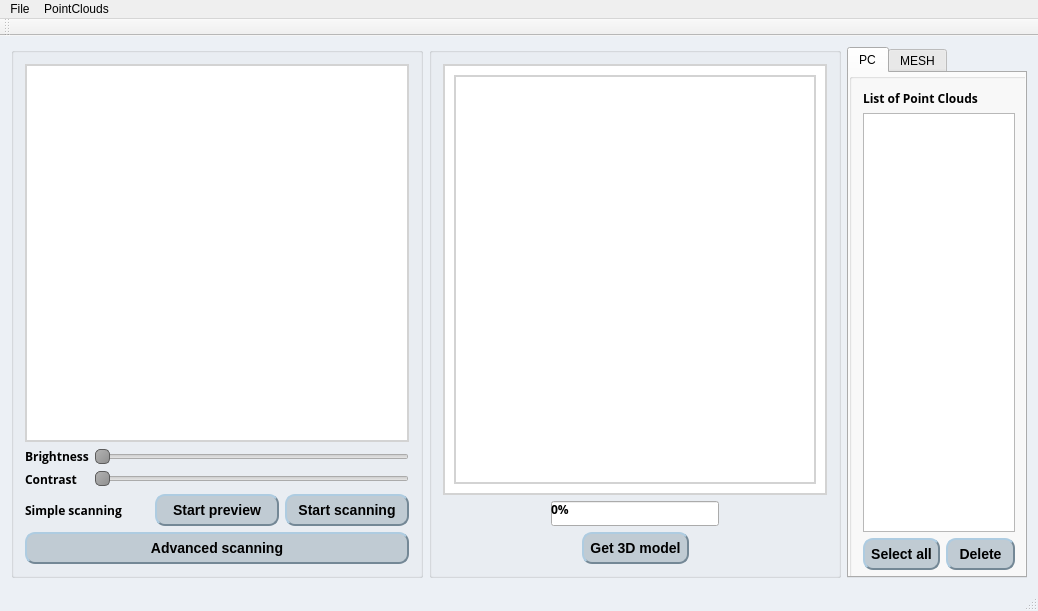
This is Sculptura/mainwindow.ui in ElJAZRY/Sculptura---3D-scanner- as Qt 5 draws it before an edit. The edited form follows.
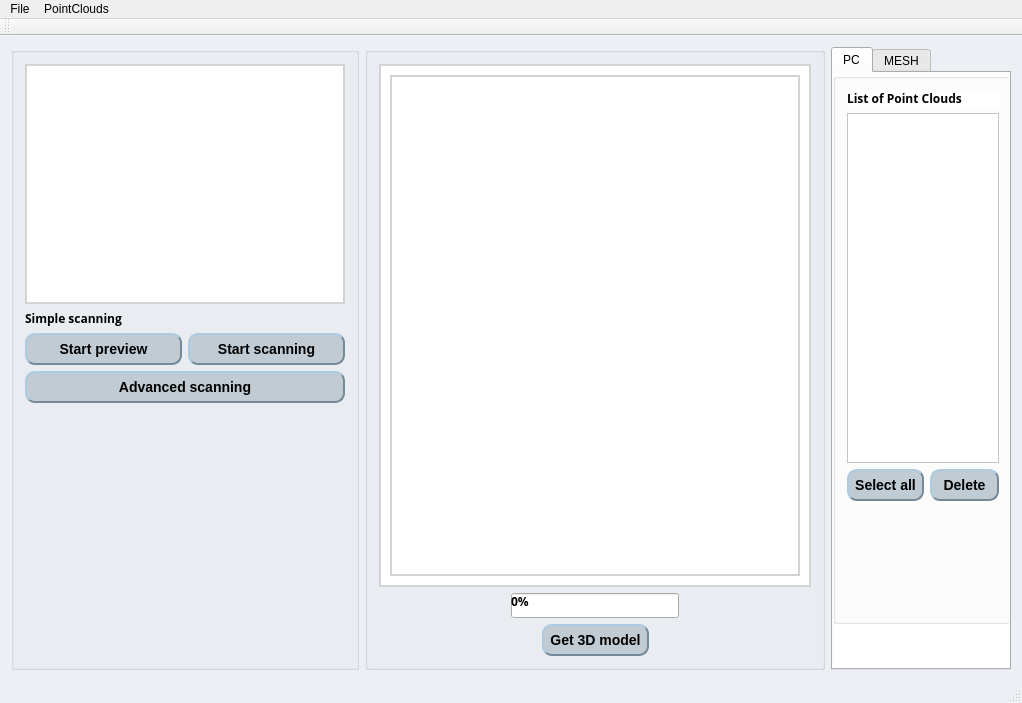
This is the edited form. The open tabs and pages were chosen to show the change. Icons and pictures are not drawn. Custom widgets are drawn as their Qt base class.

Patch:
```diff
--- a/Sculptura/mainwindow.ui
+++ b/Sculptura/mainwindow.ui
@@ -6,8 +6,8 @@
    <rect>
     <x>0</x>
     <y>0</y>
-    <width>1038</width>
-    <height>611</height>
+    <width>1022</width>
+    <height>703</height>
    </rect>
   </property>
   <property name="windowTitle">
@@ -26,19 +26,25 @@
     background-color: #ecf0f5;
 }</string>
    </property>
-   <layout class="QHBoxLayout" name="horizontalLayout_7">
+   <layout class="QHBoxLayout" name="horizontalLayout_3">
     <item>
      <widget class="QGroupBox" name="scanningGroupBox">
+      <property name="minimumSize">
+       <size>
+        <width>330</width>
+        <height>0</height>
+       </size>
+      </property>
       <property name="maximumSize">
        <size>
-        <width>640</width>
+        <width>350</width>
         <height>16777215</height>
        </size>
       </property>
       <property name="title">
        <string/>
       </property>
-      <layout class="QVBoxLayout" name="verticalLayout_3">
+      <layout class="QVBoxLayout" name="verticalLayout">
        <item>
         <widget class="QLabel" name="preview_window">
          <property name="minimumSize">
@@ -49,8 +55,8 @@
          </property>
          <property name="maximumSize">
           <size>
-           <width>640</width>
-           <height>480</height>
+           <width>320</width>
+           <height>240</height>
           </size>
          </property>
          <property name="styleSheet">
@@ -65,88 +71,6 @@
         </widget>
        </item>
        <item>
-        <layout class="QHBoxLayout" name="horizontalLayout_3">
-         <item>
-          <layout class="QVBoxLayout" name="verticalLayout_2">
-           <item>
-            <widget class="QLabel" name="label_brightness">
-             <property name="font">
-              <font>
-               <family>Open Sans</family>
-               <pointsize>9</pointsize>
-               <weight>75</weight>
-               <bold>true</bold>
-              </font>
-             </property>
-             <property name="text">
-              <string>Brightness</string>
-             </property>
-            </widget>
-           </item>
-           <item>
-            <widget class="QLabel" name="label_contrast">
-             <property name="font">
-              <font>
-               <family>Open Sans</family>
-               <pointsize>9</pointsize>
-               <weight>75</weight>
-               <bold>true</bold>
-              </font>
-             </property>
-             <property name="text">
-              <string>Contrast</string>
-             </property>
-            </widget>
-           </item>
-          </layout>
-         </item>
-         <item>
-          <layout class="QVBoxLayout" name="verticalLayout">
-           <item>
-            <widget class="QSlider" name="horizontalSlider_brightness">
-             <property name="cursor">
-              <cursorShape>PointingHandCursor</cursorShape>
-             </property>
-             <property name="styleSheet">
-              <string notr="true">QSlider::handle:horizontal {
-    background: qlineargradient(x1:0, y1:0, x2:1, y2:1, stop:0 #b4b4b4, stop:1 #8f8f8f);
-    border: 1px solid #5c5c5c;
-    width: 18px;
-    margin: -2px 0; /* handle is placed by default on the contents rect of the groove. Expand outside the groove */
-    border-radius: 5px;
-}</string>
-             </property>
-             <property name="orientation">
-              <enum>Qt::Horizontal</enum>
-             </property>
-            </widget>
-           </item>
-           <item>
-            <widget class="QSlider" name="horizontalSlider_contrast">
-             <property name="cursor">
-              <cursorShape>PointingHandCursor</cursorShape>
-             </property>
-             <property name="styleSheet">
-              <string notr="true">QSlider::handle:horizontal {
-    background: qlineargradient(x1:0, y1:0, x2:1, y2:1, stop:0 #b4b4b4, stop:1 #8f8f8f);
-    border: 1px solid #5c5c5c;
-    width: 18px;
-    margin: -2px 0; /* handle is placed by default on the contents rect of the groove. Expand outside the groove */
-    border-radius: 5px;
-}</string>
-             </property>
-             <property name="orientation">
-              <enum>Qt::Horizontal</enum>
-             </property>
-            </widget>
-           </item>
-          </layout>
-         </item>
-        </layout>
-       </item>
-       <item>
-        <layout class="QHBoxLayout" name="horizontalLayout">
-         <item>
           <widget class="QLabel" name="label_simple_scanning">
            <property name="font">
             <font>
@@ -162,6 +86,8 @@
           </widget>
          </item>
          <item>
+        <layout class="QHBoxLayout" name="horizontalLayout">
+         <item>
           <widget class="QPushButton" name="start_preview">
            <property name="enabled">
             <bool>true</bool>
@@ -247,6 +173,19 @@
          </property>
         </widget>
        </item>
+       <item>
+        <spacer name="verticalSpacer">
+         <property name="orientation">
+          <enum>Qt::Vertical</enum>
+         </property>
+         <property name="sizeHint" stdset="0">
+          <size>
+           <width>20</width>
+           <height>233</height>
+          </size>
+         </property>
+        </spacer>
+       </item>
       </layout>
      </widget>
     </item>
@@ -255,13 +194,13 @@
       <property name="title">
        <string/>
       </property>
-      <layout class="QVBoxLayout" name="verticalLayout_4">
+      <layout class="QVBoxLayout" name="verticalLayout_2">
        <item>
         <widget class="QWidget" name="widget" native="true">
          <property name="minimumSize">
           <size>
-           <width>320</width>
-           <height>320</height>
+           <width>430</width>
+           <height>430</height>
           </size>
          </property>
          <property name="styleSheet">
@@ -410,9 +349,14 @@
        </size>
       </property>
       <property name="currentIndex">
-       <number>1</number>
+       <number>0</number>
       </property>
       <widget class="QWidget" name="tabPointClouds">
+       <property name="styleSheet">
+        <string notr="true">QWidget {
+background-color: white;
+}</string>
+       </property>
        <attribute name="title">
         <string>PC</string>
        </attribute>
@@ -422,13 +366,13 @@
           <x>0</x>
           <y>0</y>
           <width>180</width>
-          <height>511</height>
+          <height>551</height>
          </rect>
         </property>
         <property name="minimumSize">
          <size>
           <width>150</width>
-          <height>0</height>
+          <height>400</height>
          </size>
         </property>
         <property name="maximumSize">
@@ -440,9 +384,7 @@
         <property name="title">
          <string/>
         </property>
-        <layout class="QVBoxLayout" name="verticalLayout_6">
-         <item>
-          <layout class="QVBoxLayout" name="verticalLayout_5">
+        <layout class="QVBoxLayout" name="verticalLayout_4">
            <item>
             <widget class="QLabel" name="list_pc">
              <property name="font">
@@ -463,7 +405,7 @@
              <property name="minimumSize">
               <size>
                <width>150</width>
-               <height>250</height>
+             <height>350</height>
               </size>
              </property>
              <property name="maximumSize">
@@ -485,8 +427,6 @@
               <bool>false</bool>
              </property>
             </widget>
-           </item>
-          </layout>
          </item>
          <item>
           <layout class="QHBoxLayout" name="horizontalLayout_2">
@@ -548,6 +488,19 @@
            </item>
           </layout>
          </item>
+         <item>
+          <spacer name="verticalSpacer_2">
+           <property name="orientation">
+            <enum>Qt::Vertical</enum>
+           </property>
+           <property name="sizeHint" stdset="0">
+            <size>
+             <width>20</width>
+             <height>98</height>
+            </size>
+           </property>
+          </spacer>
+         </item>
         </layout>
        </widget>
       </widget>
@@ -579,9 +532,7 @@
         <property name="title">
          <string/>
         </property>
-        <layout class="QVBoxLayout" name="verticalLayout_7">
-         <item>
-          <layout class="QVBoxLayout" name="verticalLayout_8">
+        <layout class="QVBoxLayout" name="verticalLayout_3">
            <item>
             <widget class="QLabel" name="list_mesh">
              <property name="font">
@@ -602,7 +553,7 @@
              <property name="minimumSize">
               <size>
                <width>150</width>
-               <height>250</height>
+             <height>350</height>
               </size>
              </property>
              <property name="maximumSize">
@@ -624,8 +575,6 @@
               <bool>false</bool>
              </property>
             </widget>
-           </item>
-          </layout>
          </item>
          <item>
           <layout class="QHBoxLayout" name="horizontalLayout_5">
@@ -687,6 +636,19 @@
            </item>
           </layout>
          </item>
+         <item>
+          <spacer name="verticalSpacer_3">
+           <property name="orientation">
+            <enum>Qt::Vertical</enum>
+           </property>
+           <property name="sizeHint" stdset="0">
+            <size>
+             <width>20</width>
+             <height>58</height>
+            </size>
+           </property>
+          </spacer>
+         </item>
         </layout>
        </widget>
       </widget>
@@ -699,7 +661,7 @@
     <rect>
      <x>0</x>
      <y>0</y>
-     <width>1038</width>
+     <width>1022</width>
      <height>26</height>
     </rect>
    </property>
```
Lines whose indentation alone changed are shown as unchanged.
